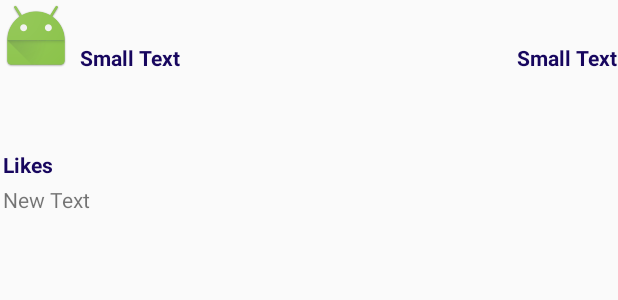
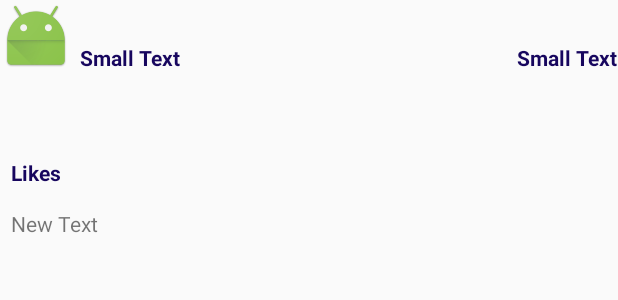
Before and after one commit to haishmg/InstagramClient, an Android app: the layout item_photo.xml on its own in the app's theme, with its tools: preview values and no code run, on a phone screen of 412 x 824 dp. Shown: the top 300 px of the screen. Run offline under Robolectric (Android 15) with nearby library versions, the phone set to English and light mode, and no system bars.

Commit message:
Added all the advanced features

```diff
--- a/app/src/main/res/layout/activity_photos.xml
+++ b/app/src/main/res/layout/activity_photos.xml
@@ -18,7 +18,8 @@
         android:layout_alignParentLeft="true"
         android:layout_alignParentBottom="true"
         android:layout_alignParentRight="true"
-        android:layout_alignParentEnd="true" />
+        android:layout_alignParentEnd="true"/>
+
 
     </android.support.v4.widget.SwipeRefreshLayout>
 
--- a/app/src/main/res/layout/item_photo.xml
+++ b/app/src/main/res/layout/item_photo.xml
@@ -43,7 +43,8 @@
         android:minWidth="10dp"
         android:layout_below="@+id/tvLikes"
         android:layout_alignParentLeft="true"
-        android:layout_alignParentStart="true" />
+        android:layout_alignParentStart="true"
+        android:layout_margin="5dp"/>
 
     <TextView
         android:layout_width="wrap_content"
@@ -58,7 +59,8 @@
         android:padding="2dp"
         android:layout_below="@+id/ivPhoto"
         android:layout_alignParentLeft="true"
-        android:layout_alignParentStart="true" />
+        android:layout_alignParentStart="true"
+        android:layout_margin="5dp"/>
 
     <TextView
         android:layout_width="wrap_content"
@@ -91,33 +93,29 @@
         android:layout_height="match_parent"
         android:orientation="vertical"
         android:id="@+id/tlComments"
+        android:paddingEnd="5dp"
         android:layout_below="@+id/tvCaption"
+        android:layout_alignParentStart="true"
+        android:layout_alignParentEnd="true"
+        android:layout_margin="5dp">
+    </TableLayout>
+
+    <TextView
+        android:layout_width="wrap_content"
+        android:layout_height="wrap_content"
+        android:id="@+id/tvMoreComments"
+        android:layout_below="@+id/tlComments"
         android:layout_alignParentLeft="true"
         android:layout_alignParentStart="true"
-        android:paddingEnd="5dp">
-    </TableLayout>
-
-
-
-
-
-    <ProgressBar
-        android:id="@+id/hoteldetails_progressBar"
-        style="?android:attr/progressBarStyleSmall"
-        android:layout_width="50dp"
-        android:layout_height="50dp"
-        android:layout_gravity="center"
-        android:visibility="gone"
-        android:layout_centerHorizontal="true"
-        android:layout_centerVertical="true"
-        android:layout_marginTop="20dp"
-        android:layout_marginBottom="20dp" />
-
-    <ImageView
-        android:id="@+id/hoteldetails_imageView1"
-        android:layout_width="fill_parent"
-        android:layout_height="fill_parent"
-        android:scaleType="fitXY"
+        android:gravity="center"
+        android:text="@string/underlinedText"
+        android:textAppearance="?android:attr/textAppearanceSmall"
+        android:clickable="true"
+        android:textColor="#096ff4"
+        android:textStyle="italic"
+        android:onClick="viewMoreComments"
+        android:autoLink="web"
+        android:layout_margin="5dp"
         />
 
 
--- a/app/src/main/res/layout/photo_comments.xml
+++ b/app/src/main/res/layout/photo_comments.xml
@@ -1,13 +1,15 @@
 <?xml version="1.0" encoding="utf-8"?>
 <LinearLayout xmlns:android="http://schemas.android.com/apk/res/android"
     android:orientation="horizontal" android:layout_width="match_parent"
-    android:layout_height="match_parent">
+    android:layout_height="match_parent"
+    android:windowSoftInputMode="stateHidden"
+    >
 
     <TextView
         android:layout_width="wrap_content"
         android:layout_height="wrap_content"
         android:text="New Text"
-        android:id="@+id/tcCommentUserName"
+        android:id="@+id/tvCommentUserName"
         android:textStyle="bold"
         android:textColor="@color/textbody"
         android:textColorHighlight="@color/textbody"/>
--- a/app/src/main/res/values/dimens.xml
+++ b/app/src/main/res/values/dimens.xml
@@ -2,4 +2,5 @@
     <!-- Default screen margins, per the Android Design guidelines. -->
     <dimen name="activity_horizontal_margin">16dp</dimen>
     <dimen name="activity_vertical_margin">16dp</dimen>
+    <dimen name="text_margin">16dp</dimen>
 </resources>
--- a/app/src/main/res/values/strings.xml
+++ b/app/src/main/res/values/strings.xml
@@ -1,3 +1,9 @@
 <resources>
     <string name="app_name">Popular Photos</string>
+
+    <!-- TODO: Remove or change this placeholder text -->
+    <string name="hello_blank_fragment">Hello blank fragment</string>
+
+    <string name="underlinedText"><u>view more comments</u></string>
+
 </resources>
```
Also changed, not shown: app/build.gradle (+7 -4 lines), app/src/main/AndroidManifest.xml (+5 -3 lines), app/src/main/java/com/example/hganeshmurthy/instagramclient/CommentsAdapter.java (added, +38 -0 lines), app/src/main/java/com/example/hganeshmurthy/instagramclient/CommentsFragment.java (added, +64 -0 lines), app/src/main/java/com/example/hganeshmurthy/instagramclient/InstagramPhotoAdapter.java (+14 -9 lines), app/src/main/java/com/example/hganeshmurthy/instagramclient/PhotosActivity.java (+25 -4 lines), app/src/main/res/layout/fragment_comments.xml (added, +14 -0 lines).
